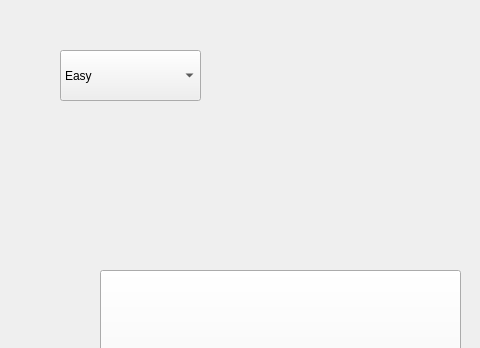
Above: Skribbl App/ClientGUI/creategamewindow.ui from codralexandra/ProjectModernCpp-Particular-Science before the change; both pictures show x 240 to 720 and y 0 to 348 of the 1118 by 683 pixel window. Below: the same form after it.
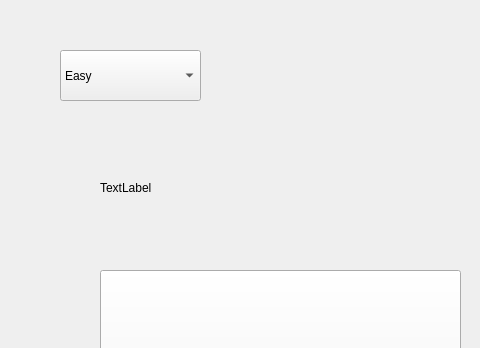
That is the form after the change.

```diff
--- a/Skribbl App/ClientGUI/creategamewindow.ui
+++ b/Skribbl App/ClientGUI/creategamewindow.ui
@@ -57,6 +57,19 @@
     <string>Create Lobby</string>
    </property>
   </widget>
+  <widget class="QLabel" name="errorLabel">
+   <property name="geometry">
+    <rect>
+     <x>340</x>
+     <y>180</y>
+     <width>281</width>
+     <height>16</height>
+    </rect>
+   </property>
+   <property name="text">
+    <string>TextLabel</string>
+   </property>
+  </widget>
  </widget>
  <layoutdefault spacing="6" margin="11"/>
  <resources/>
```
